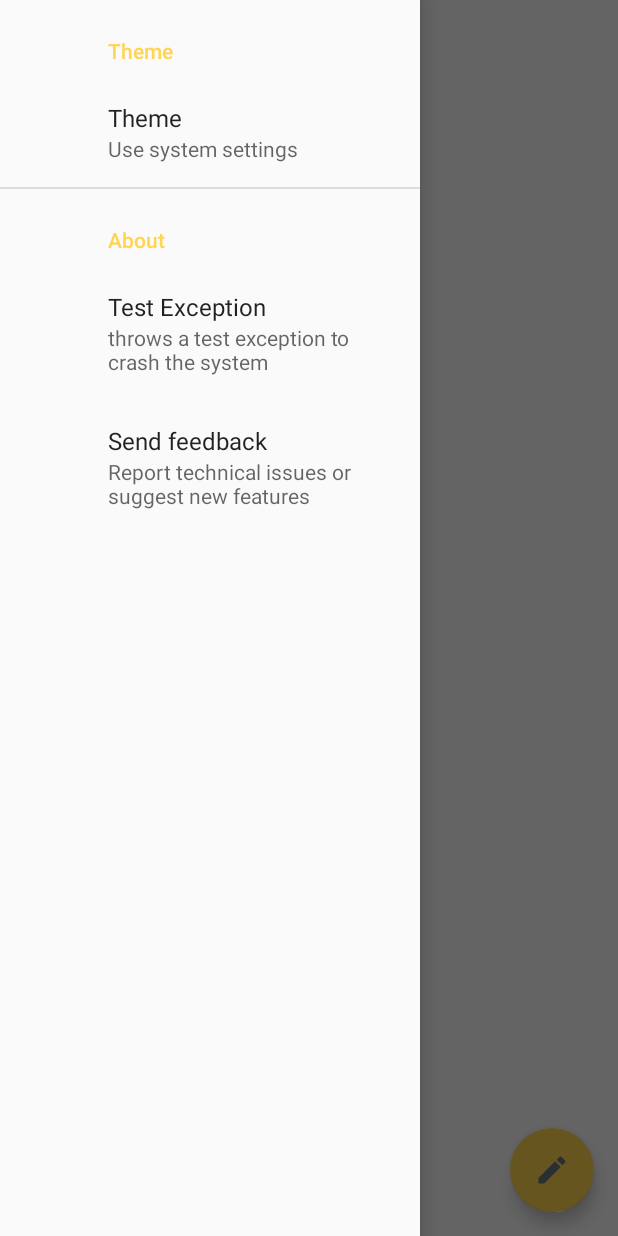
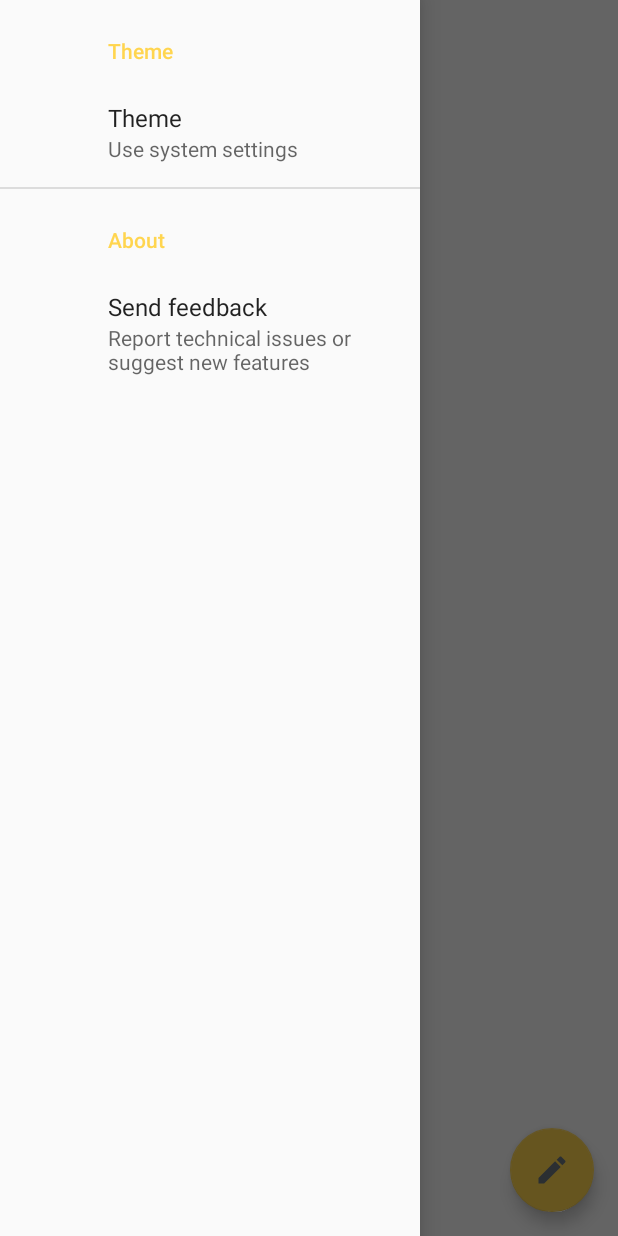
Before and after one commit to FelixWiemann/Notes, an Android app: the screen it shows after launch (MainActivity), with the side drawer open, on a phone screen of 412 x 824 dp. Run offline under Robolectric (Android 15) with nearby library versions, the phone set to English and light mode, and no system bars; our stand-ins replace androidx.preference.

Commit message:
removed test exception from menue
obsolete

```diff
--- a/app/src/main/java/com/nepumuk/notizen/MainActivity.java
+++ b/app/src/main/java/com/nepumuk/notizen/MainActivity.java
@@ -179,12 +179,6 @@ public class MainActivity extends AppCompatActivity {
                 return false;
             }
         });
-        settingsFragment.registerPreferenceClickListener(R.string.pref_key_exception_test, new Preference.OnPreferenceClickListener() {
-            @Override
-            public boolean onPreferenceClick(Preference preference) {
-                throw new RuntimeException("test exception to see how exceptions are handled in developer console");
-            }
-        });
         settingsFragment.registerPreferenceClickListener(R.string.pref_key_privacy_notice, new Preference.OnPreferenceClickListener() {
             @Override
             public boolean onPreferenceClick(Preference preference) {
--- a/app/src/main/res/values/settings_keys.xml
+++ b/app/src/main/res/values/settings_keys.xml
@@ -6,7 +6,6 @@
 
     <string name="pref_key_feedback" translatable="false">preference_key_feedback</string>
     <string name="pref_key_theme" translatable="false">preference_key_theme</string>
-    <string name="pref_key_exception_test" translatable="false">pref_key_exception_test</string>
     <string name="pref_key_privacy_notice" translatable="false">pref_key_privacy_notice</string>
 
     <string name="pref_value_theme_system" translatable="false">pref_value_theme_system</string>
--- a/app/src/main/res/xml/root_preferences.xml
+++ b/app/src/main/res/xml/root_preferences.xml
@@ -15,12 +15,6 @@
         app:key="@string/pref_key_category_about">
         <Preference
             app:defaultValue=""
-            app:key="@string/pref_key_exception_test"
-            app:title="@string/preference_title_exception_test"
-            app:summary="@string/preference_summary_exception_test"
-            />
-        <Preference
-            app:defaultValue=""
             app:key="@string/pref_key_privacy_notice"
             app:title="@string/preference_title_privacy_notice"
             app:summary="@string/preference_summary_privacy_notice"
```
